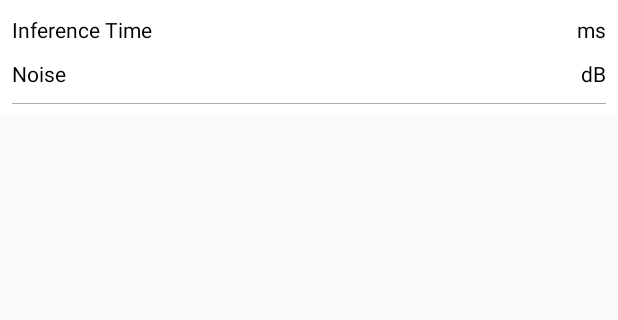
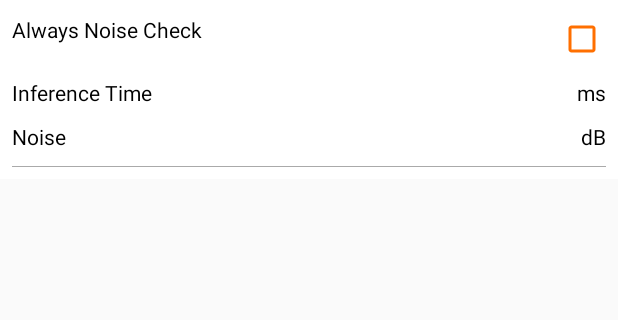
Before and after one commit to qudwns2804/BFER, an Android app: the layout tfe_od_layout_bottom_sheet.xml on its own in the app's theme, with its tools: preview values and no code run, on a phone screen of 412 x 824 dp, the part 327-647 px from its top. Run offline under Robolectric (Android 15) with nearby library versions, the phone set to English and light mode, and no system bars.

Commit message:
Always Noise Check mode

```diff
--- a/object_detection/app/src/main/res/layout/tfe_od_layout_bottom_sheet.xml
+++ b/object_detection/app/src/main/res/layout/tfe_od_layout_bottom_sheet.xml
@@ -167,15 +167,52 @@
     </LinearLayout>
 
     <LinearLayout
+        android:id="@+id/ll_noise"
         android:layout_width="match_parent"
         android:layout_height="wrap_content"
+        android:layout_marginTop="10dp"
+        android:orientation="horizontal">
+
+        <TextView
+            android:id="@+id/tv_noise"
+            android:layout_width="wrap_content"
+            android:layout_height="wrap_content"
+            android:gravity="center_vertical"
+            android:text="Always Noise Check"
+            android:textColor="@android:color/black" />
+
+        <LinearLayout
+            android:id="@+id/ll_chk_noise"
+            android:layout_width="match_parent"
+            android:layout_height="wrap_content"
+            android:layout_marginLeft="5dp"
+            android:orientation="horizontal">
+
+            <View
+                android:layout_width="0dp"
+                android:layout_height="match_parent"
+                android:layout_weight="1" />
+
+            <CheckBox
+                android:id="@+id/cb_noise"
+                android:layout_width="wrap_content"
+                android:layout_height="wrap_content"
+                android:buttonTint="@color/tfe_color_primary_dark"
+                android:gravity="center_vertical" />
+        </LinearLayout>
+
+    </LinearLayout>
+
+    <LinearLayout
+        android:layout_width="match_parent"
+        android:layout_height="wrap_content"
+        android:layout_marginTop="10dp"
         android:orientation="horizontal">
 
         <TextView
             android:id="@+id/inference"
             android:layout_width="wrap_content"
             android:layout_height="wrap_content"
-            android:layout_marginTop="10dp"
             android:text="Inference Time"
             android:textColor="@android:color/black" />
 
@@ -183,7 +220,6 @@
             android:id="@+id/inference_info"
             android:layout_width="match_parent"
             android:layout_height="wrap_content"
-            android:layout_marginTop="10dp"
             android:gravity="right"
             android:text="ms"
             android:textColor="@android:color/black" />
@@ -192,13 +228,13 @@
     <LinearLayout
         android:layout_width="match_parent"
         android:layout_height="wrap_content"
+        android:layout_marginTop="10dp"
         android:orientation="horizontal">
 
         <TextView
             android:id="@+id/db"
             android:layout_width="wrap_content"
             android:layout_height="wrap_content"
-            android:layout_marginTop="10dp"
             android:text="Noise"
             android:textColor="@android:color/black" />
 
@@ -206,7 +242,6 @@
             android:id="@+id/db_info"
             android:layout_width="match_parent"
             android:layout_height="wrap_content"
-            android:layout_marginTop="10dp"
             android:gravity="right"
             android:text="dB"
             android:textColor="@android:color/black" />
```
Also changed, not shown: object_detection/app/src/main/java/org/tensorflow/lite/examples/detection/CameraActivity.java (+56 -1 lines), object_detection/app/src/main/java/org/tensorflow/lite/examples/detection/DetectorActivity.java (+30 -6 lines).
